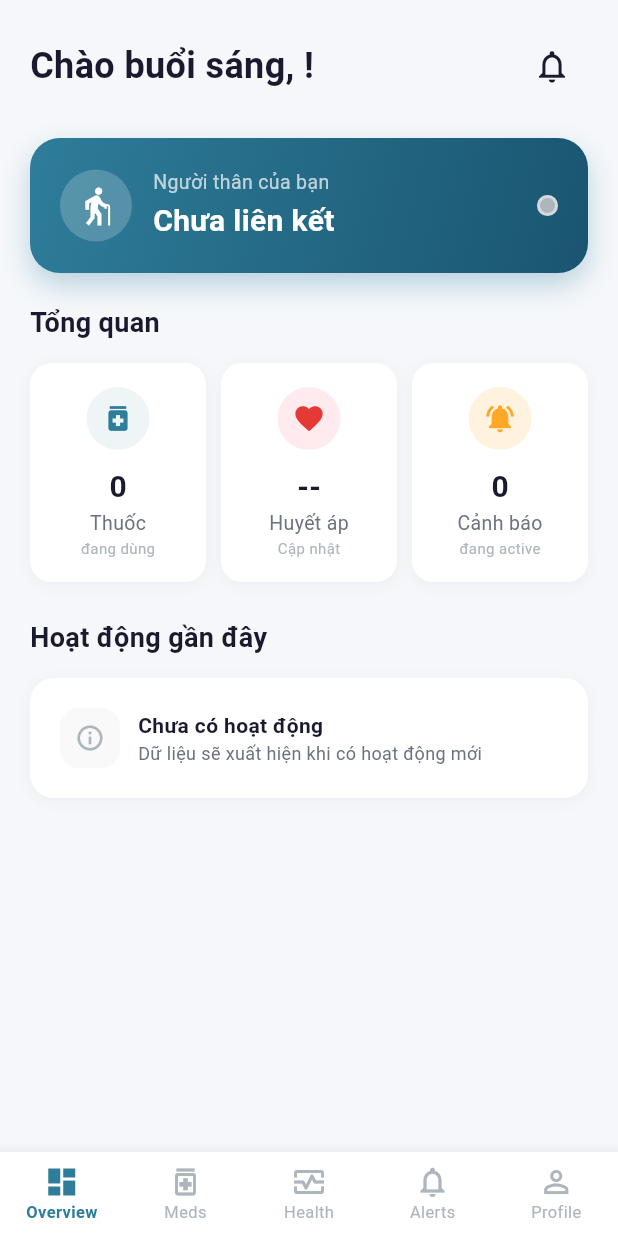
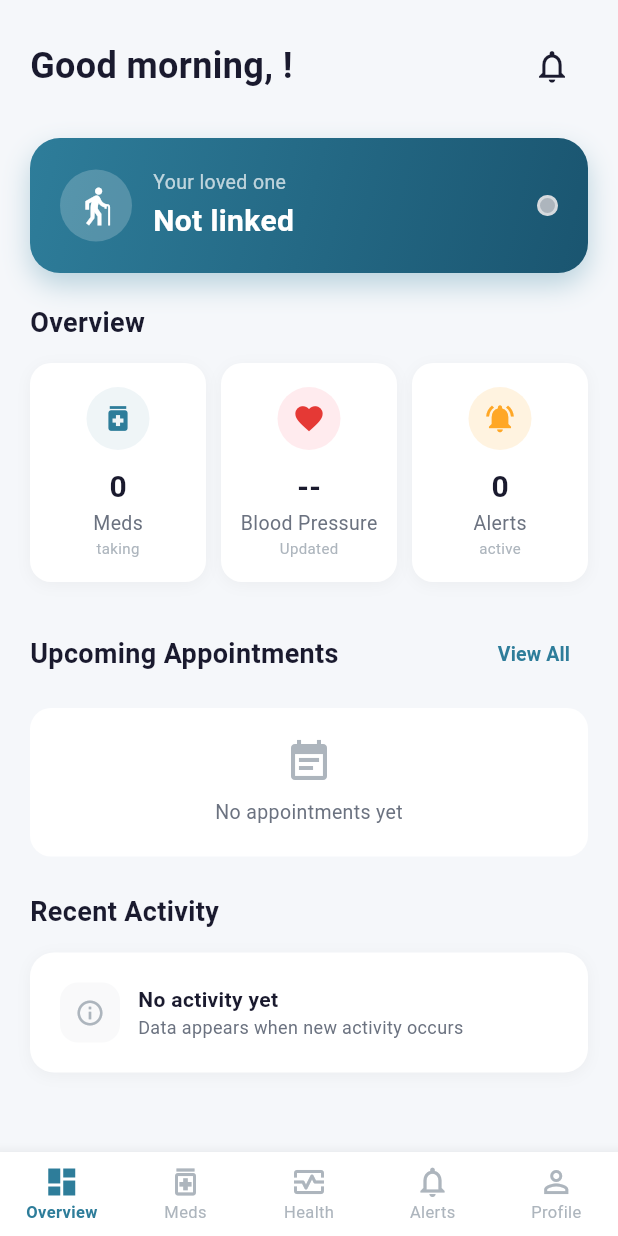
Before and after one commit to phanhhhhhhh/carenest-mobile, a Flutter app: the FamilyDashboardScreen screen opened by its route, on a phone screen of 412 x 824 dp. Run offline on Flutter 3.47's test engine with Material 3 defaults, Android fonts, the phone set to English and light mode, and no system bars; our stand-ins replace dio, firebase_auth, firebase_core, flutter_dotenv, flutter_riverpod, flutter_secure_storage and 3 more; accounts and stored records are empty; network calls fail; Roboto replaces fonts that are missing (Nunito).

Commit message:
i18n: translate family_dashboard_screen.dart to English

```diff
--- a/lib/features/family/presentation/screens/family_dashboard_screen.dart
+++ b/lib/features/family/presentation/screens/family_dashboard_screen.dart
@@ -5,6 +5,7 @@ import '../../../../core/constants/app_colors.dart';
 import '../../../../core/storage/secure_storage.dart';
 import '../providers/family_provider.dart';
 import '../providers/emergency_event_provider.dart';
+import '../providers/appointment_provider.dart';
 import '../../../elderly/presentation/providers/health_metric_provider.dart';
 import '../../../elderly/presentation/providers/medication_provider.dart';
 import '../../../notifications/presentation/providers/notification_provider.dart';
@@ -28,14 +29,14 @@ class _FamilyDashboardScreenState extends ConsumerState<FamilyDashboardScreen> {
 
   Future<void> _loadName() async {
     final name = await SecureStorage.getName();
-    if (mounted) setState(() => _name = name ?? 'bạn');
+    if (mounted) setState(() => _name = name ?? 'you');
   }
 
   String get _greeting {
     final hour = DateTime.now().hour;
-    if (hour < 12) return 'Chào buổi sáng';
-    if (hour < 18) return 'Chào buổi chiều';
-    return 'Chào buổi tối';
+    if (hour < 12) return 'Good morning';
+    if (hour < 18) return 'Good afternoon';
+    return 'Good evening';
   }
 
   @override
@@ -56,7 +57,9 @@ class _FamilyDashboardScreenState extends ConsumerState<FamilyDashboardScreen> {
               const SizedBox(height: 24),
               _buildElderlyCard(data),
               const SizedBox(height: 20),
-              _buildSummaryGrid(data),
+              _buildSummaryGrid(data, data?.elderlyId),
+              const SizedBox(height: 24),
+              _buildUpcomingAppointments(),
               const SizedBox(height: 24),
               _buildRecentActivity(data?.elderlyId),
             ],
@@ -163,7 +166,7 @@ class _FamilyDashboardScreenState extends ConsumerState<FamilyDashboardScreen> {
                   crossAxisAlignment: CrossAxisAlignment.start,
                   children: [
                     const Text(
-                      'Người thân của bạn',
+                      'Your loved one',
                       style: TextStyle(
                         color: Colors.white70,
                         fontSize: 13,
@@ -171,7 +174,7 @@ class _FamilyDashboardScreenState extends ConsumerState<FamilyDashboardScreen> {
                     ),
                     const SizedBox(height: 2),
                     Text(
-                      hasElderly ? data!.elderlyName! : 'Chưa liên kết',
+                      hasElderly ? data!.elderlyName! : 'Not linked',
                       style: const TextStyle(
                         color: Colors.white,
                         fontSize: 20,
@@ -220,14 +223,31 @@ class _FamilyDashboardScreenState extends ConsumerState<FamilyDashboardScreen> {
     );
   }
 
-  Widget _buildSummaryGrid(dynamic data) {
+  Widget _buildSummaryGrid(dynamic data, String? elderlyId) {
     final totalMeds = data?.totalMedications ?? 0;
+
+    // Derive real BP and alerts values from providers when elderly is linked
+    String bpValue = '--';
+    int alertsCount = 0;
+
+    if (elderlyId != null) {
+      final healthState = ref.watch(healthMetricProvider(elderlyId));
+      final bpData = healthState.latestByType['BLOOD_PRESSURE'];
+      if (bpData != null) {
+        bpValue = bpData.valueSecondary != null
+            ? '${bpData.value}/${bpData.valueSecondary}'
+            : bpData.value;
+      }
+
+      final alertState = ref.watch(emergencyEventProvider(elderlyId));
+      alertsCount = alertState.activeCount;
+    }
 
     return Column(
       crossAxisAlignment: CrossAxisAlignment.start,
       children: [
         const Text(
-          'Tổng quan',
+          'Overview',
           style: TextStyle(
             fontSize: 18,
             fontWeight: FontWeight.w700,
@@ -241,9 +261,9 @@ class _FamilyDashboardScreenState extends ConsumerState<FamilyDashboardScreen> {
               icon: Icons.medication,
               iconColor: AppColors.primary,
               iconBgColor: AppColors.primary.withOpacity(0.08),
-              label: 'Thuốc',
+              label: 'Meds',
               value: '$totalMeds',
-              subtitle: 'đang dùng',
+              subtitle: 'taking',
               onTap: () => context.go('/family/medication'),
             ),
             const SizedBox(width: 10),
@@ -251,9 +271,9 @@ class _FamilyDashboardScreenState extends ConsumerState<FamilyDashboardScreen> {
               icon: Icons.favorite,
               iconColor: AppColors.error,
               iconBgColor: const Color(0xFFFFEBEE),
-              label: 'Huyết áp',
-              value: '--',
-              subtitle: 'Cập nhật',
+              label: 'Blood Pressure',
+              value: bpValue,
+              subtitle: 'Updated',
               onTap: () => context.go('/family/health'),
             ),
             const SizedBox(width: 10),
@@ -261,13 +281,74 @@ class _FamilyDashboardScreenState extends ConsumerState<FamilyDashboardScreen> {
               icon: Icons.notifications_active,
               iconColor: AppColors.warning,
               iconBgColor: const Color(0xFFFFF3E0),
-              label: 'Cảnh báo',
-              value: '0',
-              subtitle: 'đang active',
+              label: 'Alerts',
+              value: '$alertsCount',
+              subtitle: 'active',
               onTap: () => context.go('/family/alerts'),
             ),
           ],
         ),
+      ],
+    );
+  }
+
+  Widget _buildUpcomingAppointments() {
+    final state = ref.watch(appointmentProvider);
+    final upcoming = state.upcoming.take(3).toList();
+
+    return Column(
+      crossAxisAlignment: CrossAxisAlignment.start,
+      children: [
+        Row(
+          mainAxisAlignment: MainAxisAlignment.spaceBetween,
+          children: [
+            const Text(
+              'Upcoming Appointments',
+              style: TextStyle(
+                fontSize: 18,
+                fontWeight: FontWeight.w700,
+                color: AppColors.textPrimary,
+              ),
+            ),
+            TextButton(
+              onPressed: () => context.push('/family/appointments'),
+              child: const Text('View All',
+                  style: TextStyle(
+                      fontSize: 13, fontWeight: FontWeight.w600)),
+            ),
+          ],
+        ),
+        const SizedBox(height: 12),
+        if (state.isLoading && upcoming.isEmpty)
+          const SizedBox(
+            height: 60,
+            child: Center(child: CircularProgressIndicator(strokeWidth: 2)),
+          )
+        else if (upcoming.isEmpty)
+          Container(
+            width: double.infinity,
+            padding: const EdgeInsets.all(20),
+            decoration: BoxDecoration(
+              color: AppColors.surface,
+              borderRadius: BorderRadius.circular(14),
+            ),
+            child: const Column(
+              children: [
+                Icon(Icons.event_note, color: AppColors.textHint, size: 32),
+                SizedBox(height: 8),
+                Text('No appointments yet',
+                    style: TextStyle(
+                        color: AppColors.textSecondary, fontSize: 13)),
+              ],
+            ),
+          )
+        else
+          ...upcoming.map((apt) => _AppointmentPreviewCard(
+                doctor: apt.doctor,
+                specialty: apt.specialty,
+                date: apt.appointmentDate,
+                onTap: () => context.push('/family/appointments'),
+              )),
       ],
     );
   }
@@ -287,8 +368,8 @@ class _FamilyDashboardScreenState extends ConsumerState<FamilyDashboardScreen> {
             icon: Icons.medication,
             iconColor: AppColors.primary,
             title: med.name,
-            subtitle: '${med.dosage}${timeLabel.isNotEmpty ? ' lúc $timeLabel' : ''}',
-            time: med.taken ? 'Đã uống' : 'Sắp tới',
+            subtitle: '${med.dosage}${timeLabel.isNotEmpty ? ' at $timeLabel' : ''}',
+            time: med.taken ? 'Taken' : 'Upcoming',
           ));
         }
       }
@@ -299,9 +380,9 @@ class _FamilyDashboardScreenState extends ConsumerState<FamilyDashboardScreen> {
         for (final entry in healthState.latestByType.entries.take(2)) {
           final data = entry.value;
           final typeLabel = switch (entry.key) {
-            'BLOOD_PRESSURE' => 'Huyết áp',
-            'BLOOD_GLUCOSE' => 'Đường huyết',
-            'HEART_RATE' => 'Nhịp tim',
+            'BLOOD_PRESSURE' => 'Blood Pressure',
+            'BLOOD_GLUCOSE' => 'Blood Sugar',
+            'HEART_RATE' => 'Heart Rate',
             _ => entry.key,
           };
           final valueStr = data.valueSecondary != null
@@ -311,7 +392,7 @@ class _FamilyDashboardScreenState extends ConsumerState<FamilyDashboardScreen> {
           activityItems.add(_ActivityItem(
             icon: Icons.monitor_heart,
             iconColor: AppColors.success,
-            title: 'Chỉ số $typeLabel',
+            title: '$typeLabel reading',
             subtitle: '$valueStr $unitStr',
             time: _formatRelative(data.recordedAt),
           ));
@@ -325,7 +406,7 @@ class _FamilyDashboardScreenState extends ConsumerState<FamilyDashboardScreen> {
           activityItems.add(_ActivityItem(
             icon: Icons.warning_amber,
             iconColor: AppColors.warning,
-            title: event.type == 'SOS' ? 'SOS khẩn cấp' : 'Cảnh báo',
+            title: event.type == 'SOS' ? 'SOS Emergency' : 'Alert',
             subtitle: event.description,
             time: _formatRelative(event.createdAt),
           ));
@@ -338,8 +419,8 @@ class _FamilyDashboardScreenState extends ConsumerState<FamilyDashboardScreen> {
       activityItems.add(const _ActivityItem(
         icon: Icons.info_outline,
         iconColor: AppColors.textHint,
-        title: 'Chưa có hoạt động',
-        subtitle: 'Dữ liệu sẽ xuất hiện khi có hoạt động mới',
+        title: 'No activity yet',
+        subtitle: 'Data appears when new activity occurs',
         time: '',
       ));
     }
@@ -348,7 +429,7 @@ class _FamilyDashboardScreenState extends ConsumerState<FamilyDashboardScreen> {
       crossAxisAlignment: CrossAxisAlignment.start,
       children: [
         const Text(
-          'Hoạt động gần đây',
+          'Recent Activity',
           style: TextStyle(
             fontSize: 18,
             fontWeight: FontWeight.w700,
@@ -388,11 +469,11 @@ class _FamilyDashboardScreenState extends ConsumerState<FamilyDashboardScreen> {
 
   String _formatRelative(DateTime dt) {
     final diff = DateTime.now().difference(dt);
-    if (diff.inMinutes < 1) return 'Vừa xong';
-    if (diff.inHours < 1) return '${diff.inMinutes} phút trước';
-    if (diff.inDays == 0) return 'Hôm nay';
-    if (diff.inDays == 1) return 'Hôm qua';
-    return '${diff.inDays} ngày trước';
+    if (diff.inMinutes < 1) return 'Just now';
+    if (diff.inHours < 1) return '${diff.inMinutes}m ago';
+    if (diff.inDays == 0) return 'Today';
+    if (diff.inDays == 1) return 'Yesterday';
+    return '${diff.inDays}d ago';
   }
 }
 
@@ -475,6 +556,108 @@ class _SummaryCard extends StatelessWidget {
   }
 }
 
+class _AppointmentPreviewCard extends StatelessWidget {
+  final String doctor;
+  final String specialty;
+  final DateTime date;
+  final VoidCallback onTap;
+
+  const _AppointmentPreviewCard({
+    required this.doctor,
+    required this.specialty,
+    required this.date,
+    required this.onTap,
+  });
+
+  @override
+  Widget build(BuildContext context) {
+    final timeStr =
+        '${date.hour.toString().padLeft(2, '0')}:${date.minute.toString().padLeft(2, '0')}';
+    final day = date.day;
+    final months = [
+      'Jan', 'Feb', 'Mar', 'Apr', 'May', 'Jun',
+      'Jul', 'Aug', 'Sep', 'Oct', 'Nov', 'Dec'
+    ];
+    final monthStr = months[date.month - 1];
+
+    return GestureDetector(
+      onTap: onTap,
+      child: Container(
+        margin: const EdgeInsets.only(bottom: 8),
+        padding: const EdgeInsets.all(14),
+        decoration: BoxDecoration(
+          color: AppColors.surface,
+          borderRadius: BorderRadius.circular(14),
+          boxShadow: [
+            BoxShadow(
+              color: Colors.black.withOpacity(0.03),
+              blurRadius: 6,
+              offset: const Offset(0, 2),
+            ),
+          ],
+        ),
+        child: Row(
+          children: [
+            Container(
+              width: 50,
+              height: 50,
+              decoration: BoxDecoration(
+                color: AppColors.primary.withOpacity(0.08),
+                borderRadius: BorderRadius.circular(12),
+              ),
+              child: Column(
+                mainAxisAlignment: MainAxisAlignment.center,
+                children: [
+                  Text(
+                    '$day',
+                    style: const TextStyle(
+                      fontWeight: FontWeight.bold,
+                      fontSize: 16,
+                      color: AppColors.primary,
+                    ),
+                  ),
+                  Text(
+                    monthStr,
+                    style: const TextStyle(
+                      fontSize: 10,
+                      color: AppColors.primary,
+                    ),
+                  ),
+                ],
+              ),
+            ),
+            const SizedBox(width: 12),
+            Expanded(
+              child: Column(
+                crossAxisAlignment: CrossAxisAlignment.start,
+                children: [
+                  Text(
+                    doctor,
+                    style: const TextStyle(
+                      fontWeight: FontWeight.w600,
+                      fontSize: 14,
+                      color: AppColors.textPrimary,
+                    ),
+                  ),
+                  const SizedBox(height: 2),
+                  Text(
+                    '$specialty • $timeStr',
+                    style: const TextStyle(
+                      fontSize: 12,
+                      color: AppColors.textSecondary,
+                    ),
+                  ),
+                ],
+              ),
+            ),
+            const Icon(Icons.chevron_right, color: AppColors.textHint),
+          ],
+        ),
+      ),
+    );
+  }
+}
+
 class _ActivityItem extends StatelessWidget {
   final IconData icon;
   final Color iconColor;
```
